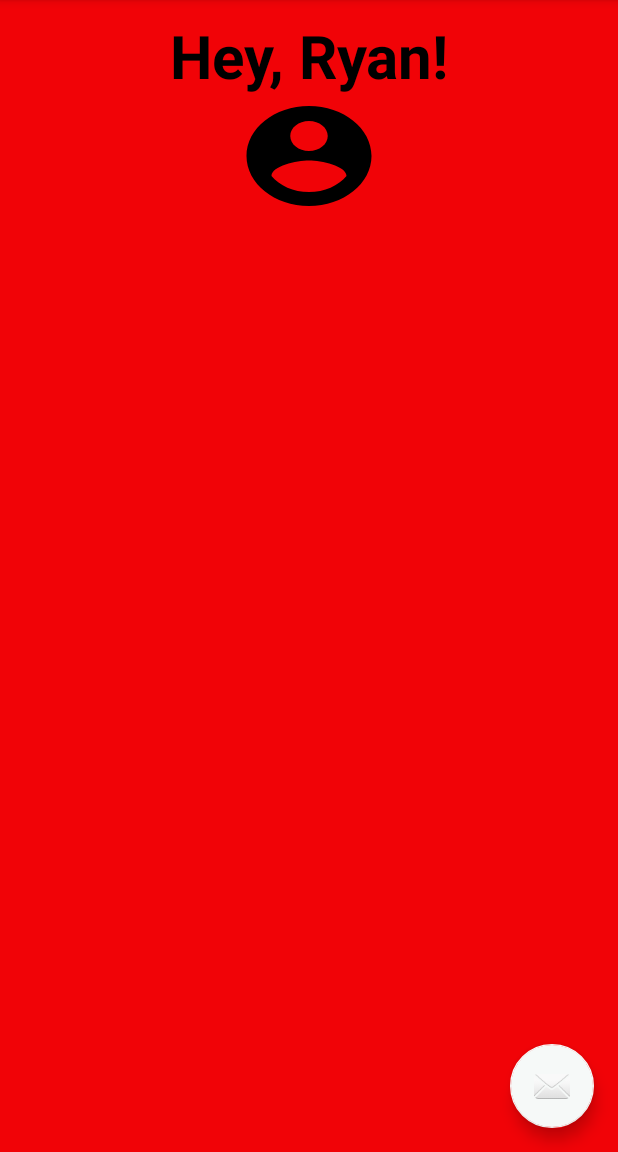
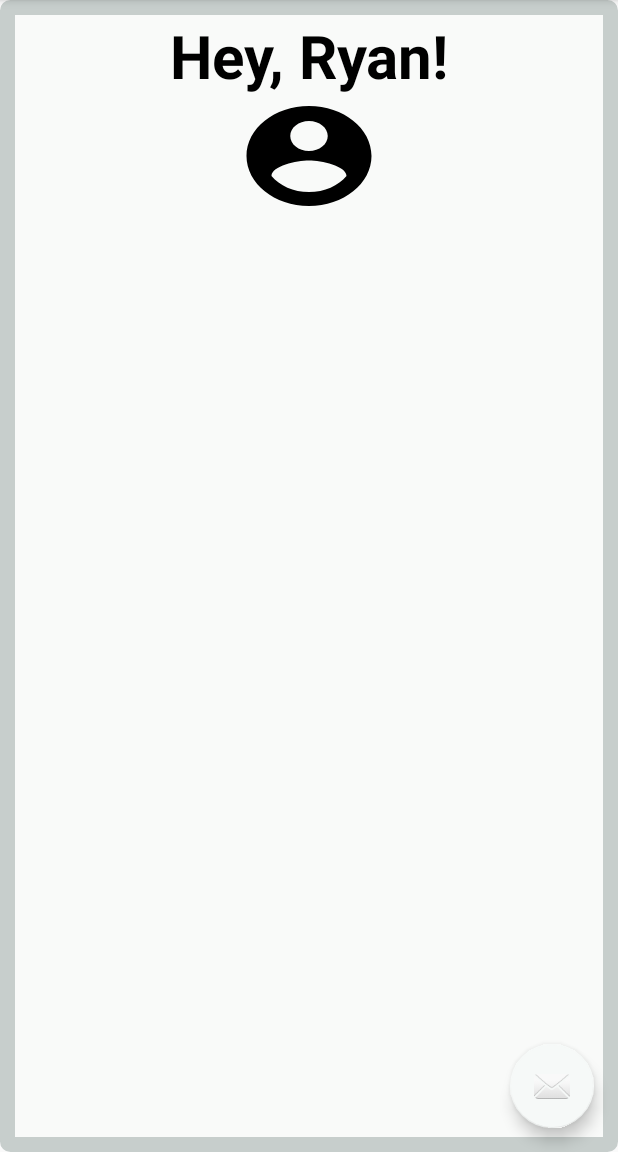
Before and after one commit to ryanlazo/HeyDoc, an Android app: the screen it shows after launch (MainActivity), on a phone screen of 412 x 824 dp, the part 84-1236 px from its top. Run offline under Robolectric (Android 15) with nearby library versions, the phone set to English and light mode, and no system bars.

Commit message:
added borders

```diff
--- a/app/build.gradle
+++ b/app/build.gradle
@@ -28,7 +28,7 @@ dependencies {
     compile 'com.android.support:support-v4:27.+'
     compile 'com.android.support:design:27.+'
     compile 'com.android.support.constraint:constraint-layout:1.0.2'
+    compile 'android.arch.persistence.room:runtime:1.0.0'
     testCompile 'junit:junit:4.12'
-    compile 'android.arch.persistence.room:runtime:1.0.0'
     annotationProcessor 'android.arch.persistence.room:compiler:1.0.0'
 }
--- /dev/null
+++ b/app/src/main/res/drawable/fav_doc.xml
@@ -0,0 +1,9 @@
+<vector xmlns:android="http://schemas.android.com/apk/res/android"
+        android:width="24dp"
+        android:height="24dp"
+        android:viewportWidth="24.0"
+        android:viewportHeight="24.0">
+    <path
+        android:fillColor="#FF000000"
+        android:pathData="M12,21.35l-1.45,-1.32C5.4,15.36 2,12.28 2,8.5 2,5.42 4.42,3 7.5,3c1.74,0 3.41,0.81 4.5,2.09C13.09,3.81 14.76,3 16.5,3 19.58,3 22,5.42 22,8.5c0,3.78 -3.4,6.86 -8.55,11.54L12,21.35z"/>
+</vector>
--- /dev/null
+++ b/app/src/main/res/drawable/my_border.xml
@@ -0,0 +1,23 @@
+<?xml version="1.0" encoding="utf-8"?>
+<shape xmlns:android="http://schemas.android.com/apk/res/android"
+  android:shape="rectangle"
+  android:layout_height="10dp"
+  android:layout_width="10dp">
+
+  <!-- View background color -->
+  <solid
+    android:color="@color/background_color" >
+  </solid>
+
+  <!-- View border color and width -->
+  <stroke
+    android:width="10dp"
+    android:color="@color/border_color">
+  </stroke>
+
+  <!-- The radius makes the corners rounded -->
+  <corners
+    android:radius="2dp">
+  </corners>
+
+</shape>
--- /dev/null
+++ b/app/src/main/res/drawable/special.xml
@@ -0,0 +1,9 @@
+<vector xmlns:android="http://schemas.android.com/apk/res/android"
+        android:width="24dp"
+        android:height="24dp"
+        android:viewportWidth="24.0"
+        android:viewportHeight="24.0">
+    <path
+        android:fillColor="#FF000000"
+        android:pathData="M19,3L5,3c-1.1,0 -1.99,0.9 -1.99,2L3,19c0,1.1 0.9,2 2,2h14c1.1,0 2,-0.9 2,-2L21,5c0,-1.1 -0.9,-2 -2,-2zM18,14h-4v4h-4v-4L6,14v-4h4L10,6h4v4h4v4z"/>
+</vector>
--- a/app/src/main/res/layout/app_bar_main.xml
+++ b/app/src/main/res/layout/app_bar_main.xml
@@ -31,6 +31,6 @@
     android:layout_margin="@dimen/fab_margin"
     android:layout_gravity="bottom|end"
     app:srcCompat="@android:drawable/ic_dialog_email"
-    android:background="@color/colorPrimary"/>
+    android:background="@color/colorAccent"/>
 
 </android.support.design.widget.CoordinatorLayout>
--- a/app/src/main/res/layout/content_main.xml
+++ b/app/src/main/res/layout/content_main.xml
@@ -9,7 +9,7 @@
   tools:context="edu.cnm.deepdive.heydoc.MainActivity"
   tools:showIn="@layout/app_bar_main"
   android:paddingTop="10dp"
-  android:background="@color/colorPrimary">
+  android:background="@drawable/my_border">
 
   <FrameLayout
     android:id="@+id/container1"
--- a/app/src/main/res/layout/fragment_home.xml
+++ b/app/src/main/res/layout/fragment_home.xml
@@ -28,8 +28,10 @@ android:id="@+id/scheduled"
     android:layout_width="wrap_content"
     android:layout_height="wrap_content"
     android:text="Your Scheduled Appointments!"
+    android:textAlignment="center"
     android:textSize="20sp"
-android:textAlignment="center"
+    android:textColor="@color/colorPrimary"
+
     android:paddingTop="200dp"
     app:layout_constraintBottom_toTopOf="@+id/cancelled"
     app:layout_constraintTop_toBottomOf="parent"
@@ -47,8 +49,10 @@ android:layout_height="wrap_content">
   android:layout_width="wrap_content"
   android:layout_height="wrap_content"
   android:text="Your Cancelled Appointments!"
+  android:textAlignment="center"
   android:textSize="20sp"
-android:textAlignment="center"
+  android:textColor="@color/colorPrimary"
+
   android:paddingTop="150dp"
   app:layout_constraintBottom_toBottomOf="parent"
   app:layout_constraintTop_toBottomOf="@id/scheduled"
--- a/app/src/main/res/menu/activity_main_drawer.xml
+++ b/app/src/main/res/menu/activity_main_drawer.xml
@@ -5,12 +5,12 @@
 
     <item
       android:id="@+id/nav_specialty"
-      android:icon="@drawable/ic_menu_camera"
+      android:icon="@drawable/special"
       android:title="Specialty"/>
 
     <item
       android:id="@+id/nav_favorites"
-      android:icon="@drawable/ic_menu_camera"
+      android:icon="@drawable/fav_doc"
       android:title="Your Docs"/>
 
     <item
@@ -21,10 +21,6 @@
       android:id="@+id/nav_date"
       android:icon="@drawable/ic_menu_gallery"
       android:title="Gallery"/>
-    <item
-      android:id="@+id/nav_slideshow"
-      android:icon="@drawable/ic_menu_slideshow"
-      android:title="Slideshow"/>
     <item
       android:id="@+id/nav_manage"
       android:icon="@drawable/ic_menu_manage"
--- a/app/src/main/res/values/colors.xml
+++ b/app/src/main/res/values/colors.xml
@@ -5,4 +5,7 @@
   <color name="colorAccent">#f6f9f8</color>
   <color name="Text">#000000</color>
   <color name="Specialty">#fdf2d345</color>
+  <color name="background_color">#19e4efec</color>
+  <color name="border_color">#fdc7cecc</color>
+
 </resources>
```
Also changed, not shown: app/src/main/java/edu/cnm/deepdive/heydoc/SpecialtyFragment.java (+11 -0 lines), app/src/main/java/edu/cnm/deepdive/heydoc/models/DoctorListFragment.java (added, +106 -0 lines), app/src/main/res/layout/fragment_doctor_list.xml (added, +13 -0 lines). Lines whose indentation alone changed are shown as unchanged.
